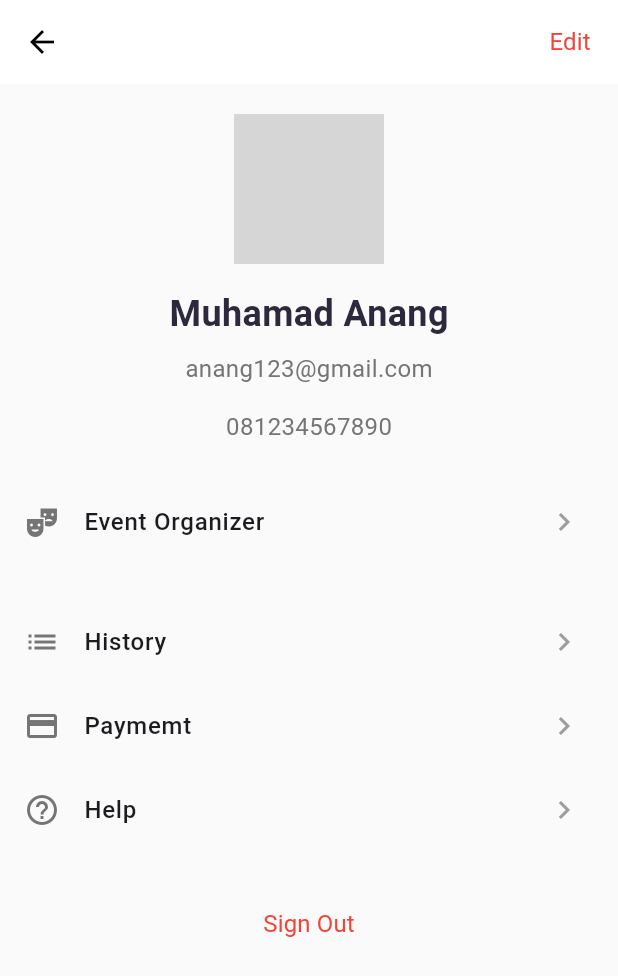
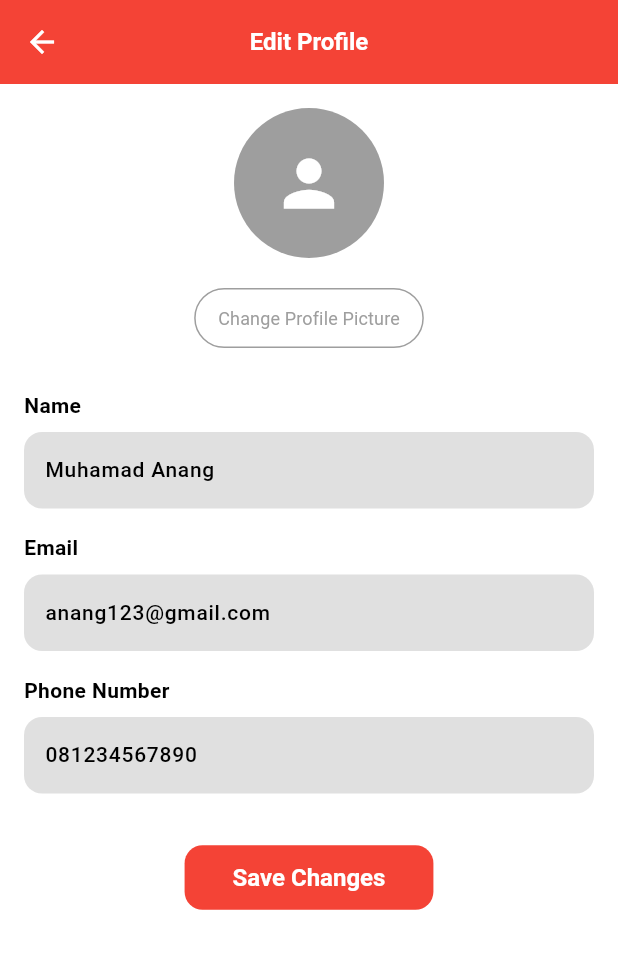
Before and after one commit to TI-3D/fest-ticketing-app, a Flutter app: the ProfileScreen screen opened directly, after a tap on "Edit", on a phone screen of 412 x 824 dp. Shown: the top 976 px of the screen. Run offline on Flutter 3.47's test engine with Material 3 defaults, Android fonts, the phone set to English and light mode, and no system bars; our stand-ins replace dio, equatable, firebase_core, fl_chart, flutter_bloc, flutter_svg and 4 more; accounts and stored records are empty; Roboto replaces fonts that are missing (CircularStd); grey boxes are pictures that could not be loaded.

Commit message:
create edit profile

```diff
--- /dev/null
+++ b/lib/presentation/profile/screen/editprofile.dart
@@ -0,0 +1,155 @@
+import 'package:flutter/material.dart';
+
+class EditProfilePage extends StatelessWidget {
+  @override
+  Widget build(BuildContext context) {
+    return Scaffold(
+      appBar: _buildAppBar(context),
+      backgroundColor: Colors.white, // Set entire background to white
+      body: _buildBody(),
+    );
+  }
+
+  // AppBar
+  AppBar _buildAppBar(BuildContext context) {
+    return AppBar(
+      title: const Text("Edit Profile"),
+      centerTitle: true,
+      backgroundColor: Colors.red,
+      elevation: 0,
+      titleTextStyle: const TextStyle(
+        color: Colors.white,
+        fontSize: 16,
+        fontWeight: FontWeight.bold,
+      ),
+      leading: IconButton(
+        icon: const Icon(
+          Icons.arrow_back,
+          color: Colors.white,
+        ),
+        onPressed: () {
+          Navigator.pop(context);
+        },
+      ),
+    );
+  }
+
+  // Body
+  Widget _buildBody() {
+    return Container(
+      padding: const EdgeInsets.all(16.0),
+      child: SingleChildScrollView(
+        child: Column(
+          children: [
+            _buildProfileImage(),
+            const SizedBox(height: 16),
+            _buildChangePictureButton(),
+            const SizedBox(height: 24),
+            _buildTextField(label: 'Name', initialValue: 'Muhamad Anang'),
+            const SizedBox(height: 16),
+            _buildTextField(label: 'Email', initialValue: 'anang123@gmail.com'),
+            const SizedBox(height: 16),
+            _buildTextField(
+              label: 'Phone Number',
+              initialValue: '081234567890',
+            ),
+            const SizedBox(height: 32),
+            _buildSaveButton(),
+          ],
+        ),
+      ),
+    );
+  }
+
+  // Profile image
+  Widget _buildProfileImage() {
+    return Center(
+      child: const CircleAvatar(
+        radius: 50,
+        backgroundColor: Colors.grey,
+        child: Icon(
+          Icons.person,
+          size: 50,
+          color: Colors.white,
+        ),
+      ),
+    );
+  }
+
+  // Change profile picture button
+  Widget _buildChangePictureButton() {
+    return Center(
+      child: OutlinedButton(
+        onPressed: () {
+          // Implement action to change profile picture
+        },
+        style: OutlinedButton.styleFrom(
+          side: BorderSide(color: Colors.grey), // Add grey border
+          padding: const EdgeInsets.symmetric(horizontal: 16, vertical: 8),
+        ),
+        child: const Text(
+          'Change Profile Picture',
+          style: TextStyle(color: Colors.grey),
+        ),
+      ),
+    );
+  }
+
+  // Text field
+  Widget _buildTextField(
+      {required String label, required String initialValue}) {
+    return Column(
+      crossAxisAlignment: CrossAxisAlignment.start,
+      children: [
+        Text(
+          label,
+          style: const TextStyle(
+            fontSize: 14,
+            color: Colors.black,
+            fontWeight: FontWeight.bold, // Make the label bold
+          ),
+        ),
+        const SizedBox(height: 8),
+        TextFormField(
+          initialValue: initialValue,
+          style: const TextStyle(
+            fontSize: 14,
+            color: Colors.black, // Ensure regular text style
+          ),
+          decoration: InputDecoration(
+            fillColor: Colors.grey.shade300,
+            filled: true,
+            border: OutlineInputBorder(
+              borderRadius: BorderRadius.circular(8),
+            ),
+            contentPadding: const EdgeInsets.symmetric(
+                vertical: 15, horizontal: 10), // Ensure padding throughout
+          ),
+        ),
+      ],
+    );
+  }
+
+  // Save Changes button
+  Widget _buildSaveButton() {
+    return Center(
+      child: ElevatedButton(
+        onPressed: () {
+          // Save profile changes
+        },
+        style: ElevatedButton.styleFrom(
+          backgroundColor: Colors.red,
+          foregroundColor: Colors.white,
+          padding: const EdgeInsets.symmetric(horizontal: 32, vertical: 12),
+          shape: RoundedRectangleBorder(
+            borderRadius: BorderRadius.circular(12),
+          ),
+        ),
+        child: const Text(
+          'Save Changes',
+          style: TextStyle(fontSize: 16),
+        ),
+      ),
+    );
+  }
+}
--- a/lib/presentation/profile/screen/profile.dart
+++ b/lib/presentation/profile/screen/profile.dart
@@ -1,5 +1,6 @@
 import 'package:fest_ticketing/presentation/eo/screen/event_organizer.dart';
 import 'package:fest_ticketing/presentation/profile/screen/history.dart';
+import 'package:fest_ticketing/presentation/profile/screen/editprofile.dart';
 import 'package:fest_ticketing/presentation/profile/screen/mypayment.dart';
 import 'package:fest_ticketing/presentation/profile/screen/help.dart';
 import 'package:flutter/material.dart';
@@ -15,7 +16,15 @@ class ProfileScreen extends StatelessWidget {
         elevation: 0,
         actions: [
           TextButton(
-            onPressed: () {},
+            onPressed: () {
+              // Navigasi ke halaman Edit Profile
+              Navigator.push(
+                context,
+                MaterialPageRoute(
+                  builder: (context) => EditProfilePage(),
+                ),
+              );
+            },
             child: const Text(
               'Edit',
               style: TextStyle(
```
